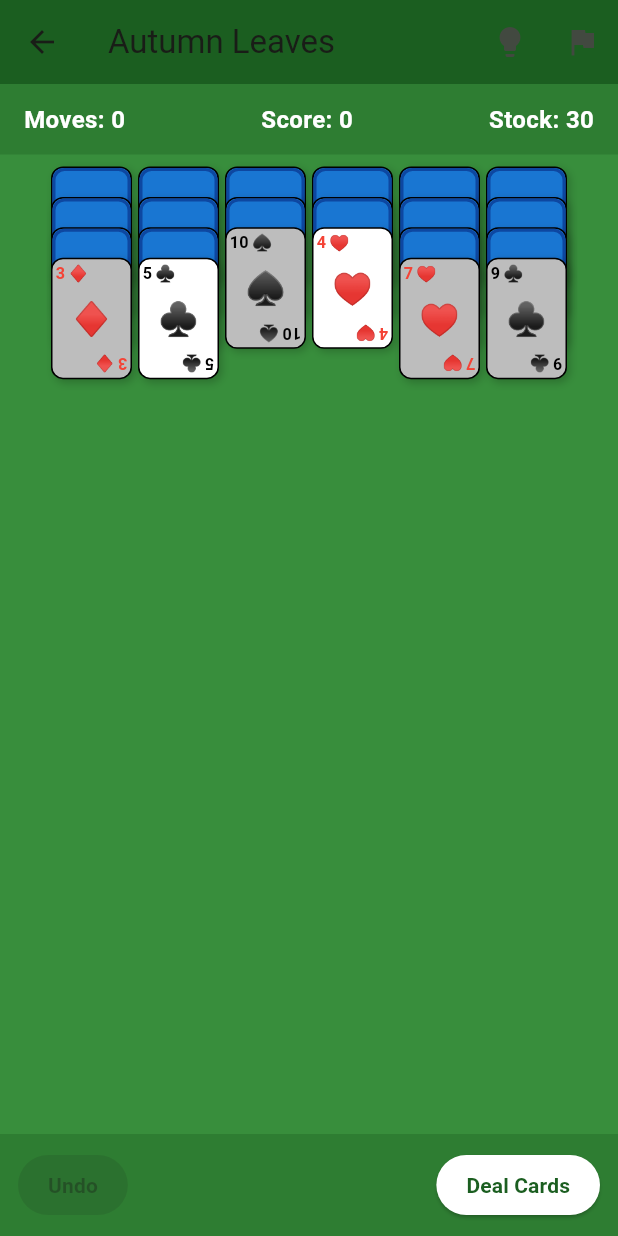
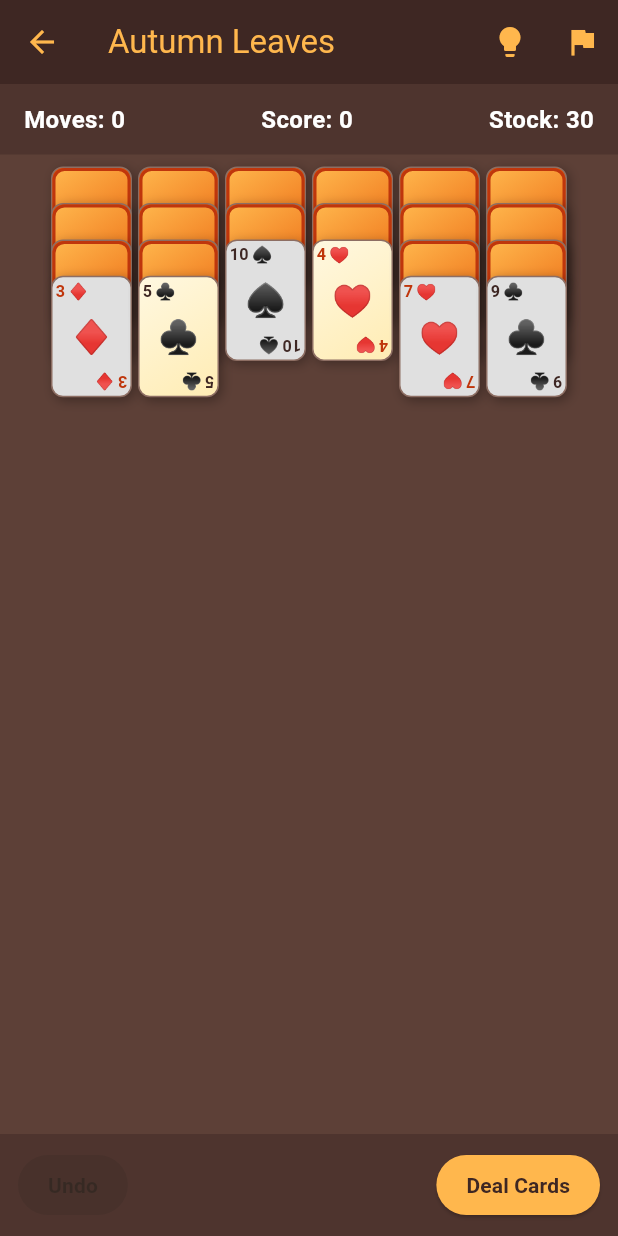
Before and after one commit to BryanFriestad/autumn-leaves, a Flutter app: the screen it shows after launch, after a tap on "New Game", on a phone screen of 412 x 824 dp. Run offline on Flutter 3.47's test engine with Material 3 defaults, Android fonts, the light colour scheme and no system bars; our stand-ins replace shared_preferences.

Commit message:
Some design changes. Committing to fix a bug, but I'm not totally in love with it yet.

```diff
--- a/lib/screens/game_screen.dart
+++ b/lib/screens/game_screen.dart
@@ -18,10 +18,14 @@ class _GameScreenState extends State<GameScreen> {
   @override
   Widget build(BuildContext context) {
     return Scaffold(
-      backgroundColor: Colors.green[700],
+      backgroundColor: const Color(0xFF5D4037),
       appBar: AppBar(
-        title: const Text('Autumn Leaves'),
-        backgroundColor: Colors.green[900],
+        title: const Text(
+          'Autumn Leaves',
+          style: TextStyle(color: Color(0xFFFFB74D)),
+        ),
+        backgroundColor: const Color(0xFF3E2723),
+        iconTheme: const IconThemeData(color: Color(0xFFFFB74D)),
         leading: IconButton(
           icon: const Icon(Icons.arrow_back),
           onPressed: () async {
@@ -38,6 +42,7 @@ class _GameScreenState extends State<GameScreen> {
         actions: [
           IconButton(
             icon: const Icon(Icons.lightbulb),
+            color: const Color(0xFFFFB74D),
             onPressed: () {
               context.read<GameController>().toggleMoveHints();
             },
@@ -45,6 +50,7 @@ class _GameScreenState extends State<GameScreen> {
           ),
           IconButton(
             icon: const Icon(Icons.flag),
+            color: const Color(0xFFFFB74D),
             onPressed: () async {
               final confirmed = await _showForfeitDialog(context);
               if (confirmed == true && context.mounted) {
@@ -79,7 +85,7 @@ class _GameScreenState extends State<GameScreen> {
   Widget _buildTopBar(GameController controller) {
     return Container(
       padding: const EdgeInsets.symmetric(horizontal: 16, vertical: 12),
-      color: Colors.green[800],
+      color: const Color(0xFF4E342E),
       child: Row(
         mainAxisAlignment: MainAxisAlignment.spaceBetween,
         children: [
@@ -122,7 +128,7 @@ class _GameScreenState extends State<GameScreen> {
         final columnWidth = (availableWidth / 6).clamp(40.0, 80.0);
         final cardWidth = columnWidth - 4; // Account for 2px padding on each side
         final cardHeight = cardWidth * 1.5;
-        final cardSpacing = cardHeight * 0.25;
+        final cardSpacing = cardHeight * 0.3;
 
         final dimmedCards = _calculateDimmedCards(controller);
 
@@ -214,7 +220,7 @@ class _GameScreenState extends State<GameScreen> {
   Widget _buildBottomBar(GameController controller) {
     return Container(
       padding: const EdgeInsets.symmetric(horizontal: 12, vertical: 10),
-      color: Colors.green[800],
+      color: const Color(0xFF4E342E),
       child: Row(
         mainAxisAlignment: MainAxisAlignment.spaceBetween,
         children: [
@@ -226,8 +232,8 @@ class _GameScreenState extends State<GameScreen> {
                   }
                 : null,
             style: ElevatedButton.styleFrom(
-              backgroundColor: Colors.white,
-              foregroundColor: Colors.green[900],
+              backgroundColor: const Color(0xFFFFB74D),
+              foregroundColor: const Color(0xFF3E2723),
               padding: const EdgeInsets.symmetric(
                 horizontal: 20,
                 vertical: 10,
@@ -246,8 +252,8 @@ class _GameScreenState extends State<GameScreen> {
                   }
                 : null,
             style: ElevatedButton.styleFrom(
-              backgroundColor: Colors.white,
-              foregroundColor: Colors.green[900],
+              backgroundColor: const Color(0xFFFFB74D),
+              foregroundColor: const Color(0xFF3E2723),
               padding: const EdgeInsets.symmetric(
                 horizontal: 20,
                 vertical: 10,
@@ -268,8 +274,9 @@ class _GameScreenState extends State<GameScreen> {
       child: Container(
         padding: const EdgeInsets.all(32),
         decoration: BoxDecoration(
-          color: Colors.white,
+          color: const Color(0xFFFFF8E1),
           borderRadius: BorderRadius.circular(16),
+          border: Border.all(color: const Color(0xFFFFB74D), width: 3),
         ),
         child: Column(
           mainAxisSize: MainAxisSize.min,
@@ -279,7 +286,7 @@ class _GameScreenState extends State<GameScreen> {
               style: TextStyle(
                 fontSize: 48,
                 fontWeight: FontWeight.bold,
-                color: Colors.green,
+                color: Color(0xFFE65100),
               ),
             ),
             const SizedBox(height: 16),
@@ -294,7 +301,7 @@ class _GameScreenState extends State<GameScreen> {
                 _clearSelection();
               },
               style: ElevatedButton.styleFrom(
-                backgroundColor: Colors.green[700],
+                backgroundColor: const Color(0xFFE65100),
                 foregroundColor: Colors.white,
                 padding: const EdgeInsets.symmetric(
                   horizontal: 32,
@@ -372,16 +379,29 @@ class _GameScreenState extends State<GameScreen> {
     return showDialog<bool>(
       context: context,
       builder: (context) => AlertDialog(
-        title: const Text('Forfeit Game?'),
-        content: const Text('Are you sure you want to forfeit this game?'),
+        backgroundColor: const Color(0xFFFFF8E1),
+        title: const Text(
+          'Forfeit Game?',
+          style: TextStyle(color: Color(0xFFE65100)),
+        ),
+        content: const Text(
+          'Are you sure you want to forfeit this game?',
+          style: TextStyle(color: Color(0xFF3E2723)),
+        ),
         actions: [
           TextButton(
             onPressed: () => Navigator.pop(context, false),
-            child: const Text('Cancel'),
+            child: const Text(
+              'Cancel',
+              style: TextStyle(color: Color(0xFFE65100)),
+            ),
           ),
           TextButton(
             onPressed: () => Navigator.pop(context, true),
-            child: const Text('Forfeit'),
+            child: const Text(
+              'Forfeit',
+              style: TextStyle(color: Color(0xFFE65100)),
+            ),
           ),
         ],
       ),
--- a/lib/screens/landing_screen.dart
+++ b/lib/screens/landing_screen.dart
@@ -12,13 +12,13 @@ class LandingScreen extends StatelessWidget {
   @override
   Widget build(BuildContext context) {
     return Scaffold(
-      backgroundColor: Colors.green[700],
+      backgroundColor: const Color(0xFF5D4037),
       body: Consumer<GameController>(
         builder: (context, controller, child) {
           if (!controller.isInitialized) {
             return const Center(
               child: CircularProgressIndicator(
-                valueColor: AlwaysStoppedAnimation<Color>(Colors.white),
+                valueColor: AlwaysStoppedAnimation<Color>(Color(0xFFFFB74D)),
               ),
             );
           }
@@ -32,7 +32,7 @@ class LandingScreen extends StatelessWidget {
                   style: TextStyle(
                     fontSize: 48,
                     fontWeight: FontWeight.bold,
-                    color: Colors.white,
+                    color: Color(0xFFFFB74D),
                   ),
                 ),
                 const SizedBox(height: 16),
@@ -40,7 +40,7 @@ class LandingScreen extends StatelessWidget {
                   'Solitaire',
                   style: TextStyle(
                     fontSize: 32,
-                    color: Colors.white70,
+                    color: Color(0xFFFFCC80),
                   ),
                 ),
                 const SizedBox(height: 64),
@@ -124,16 +124,29 @@ class LandingScreen extends StatelessWidget {
     return showDialog<bool>(
       context: context,
       builder: (context) => AlertDialog(
-        title: const Text('Forfeit Game?'),
-        content: const Text('You have an in-progress game. Starting a new game will forfeit it. Continue?'),
+        backgroundColor: const Color(0xFFFFF8E1),
+        title: const Text(
+          'Forfeit Game?',
+          style: TextStyle(color: Color(0xFFE65100)),
+        ),
+        content: const Text(
+          'You have an in-progress game. Starting a new game will forfeit it. Continue?',
+          style: TextStyle(color: Color(0xFF3E2723)),
+        ),
         actions: [
           TextButton(
             onPressed: () => Navigator.pop(context, false),
-            child: const Text('Cancel'),
+            child: const Text(
+              'Cancel',
+              style: TextStyle(color: Color(0xFFE65100)),
+            ),
           ),
           TextButton(
             onPressed: () => Navigator.pop(context, true),
-            child: const Text('Forfeit & Start'),
+            child: const Text(
+              'Forfeit & Start',
+              style: TextStyle(color: Color(0xFFE65100)),
+            ),
           ),
         ],
       ),
@@ -152,8 +165,8 @@ class LandingScreen extends StatelessWidget {
       child: ElevatedButton(
         onPressed: onPressed,
         style: ElevatedButton.styleFrom(
-          backgroundColor: Colors.white,
-          foregroundColor: Colors.green[900],
+          backgroundColor: const Color(0xFFFFB74D),
+          foregroundColor: const Color(0xFF3E2723),
           elevation: 4,
           shape: RoundedRectangleBorder(
             borderRadius: BorderRadius.circular(12),
--- a/lib/widgets/card_widget.dart
+++ b/lib/widgets/card_widget.dart
@@ -22,8 +22,10 @@ class CardWidget extends StatelessWidget {
   @override
   Widget build(BuildContext context) {
     final cardColor = card.faceUp
-        ? (isDimmed ? Colors.grey[400] : Colors.white)
-        : Colors.blue[700];
+        ? (isDimmed ? const Color(0xFFE0E0E0) : const Color(0xFFFFF8E1))
+        : const Color(0xFFE65100);
+
+    final hasGradient = card.faceUp && !isDimmed;
 
     return GestureDetector(
       onTap: onTap,
@@ -31,16 +33,23 @@ class CardWidget extends StatelessWidget {
         width: width,
         height: height,
         decoration: BoxDecoration(
-          color: cardColor,
+          color: hasGradient ? null : cardColor,
           borderRadius: BorderRadius.circular(8),
           border: Border.all(
-            color: isSelected ? Colors.yellow : Colors.black,
+            color: isSelected ? const Color(0xFFFF6F00) : const Color(0xFF8D6E63),
             width: isSelected ? 3 : 1,
           ),
+          gradient: hasGradient
+              ? const LinearGradient(
+                  begin: Alignment.topLeft,
+                  end: Alignment.bottomRight,
+                  colors: [Color(0xFFFFF8E1), Color(0xFFFFECB3)],
+                )
+              : null,
           boxShadow: [
             BoxShadow(
-              color: Colors.black.withOpacity(0.2),
-              blurRadius: 4,
+              color: Colors.black.withOpacity(0.3),
+              blurRadius: 6,
               offset: const Offset(2, 2),
             ),
           ],
@@ -53,7 +62,7 @@ class CardWidget extends StatelessWidget {
   }
 
   Widget _buildFaceUpCard() {
-    final textColor = card.isRed() ? Colors.red : Colors.black;
+    final textColor = card.isRed() ? const Color(0xFFBF360C) : const Color(0xFF3E2723);
 
     return Padding(
       padding: const EdgeInsets.all(2),
@@ -123,15 +132,30 @@ class CardWidget extends StatelessWidget {
   Widget _buildFaceDownCard() {
     return Container(
       decoration: BoxDecoration(
-        color: Colors.blue[700],
         borderRadius: BorderRadius.circular(8),
-        border: Border.all(color: Colors.blue[900]!, width: 2),
+        border: Border.all(color: const Color(0xFFBF360C), width: 2),
+        gradient: const LinearGradient(
+          begin: Alignment.topLeft,
+          end: Alignment.bottomRight,
+          colors: [Color(0xFFFFB74D), Color(0xFFE65100)],
+        ),
       ),
       child: Center(
-        child: Icon(
-          Icons.pattern,
-          color: Colors.blue[400],
-          size: width * 0.4,
+        child: Column(
+          mainAxisAlignment: MainAxisAlignment.center,
+          children: [
+            Icon(
+              Icons.eco,
+              color: const Color(0xFFFFF8E1),
+              size: width * 0.35,
+            ),
+            SizedBox(height: width * 0.05),
+            Icon(
+              Icons.eco,
+              color: const Color(0xFFFFF8E1).withOpacity(0.6),
+              size: width * 0.25,
+            ),
+          ],
         ),
       ),
     );
```
Also changed, not shown: lib/screens/how_to_play_screen.dart (+11 -6 lines), lib/screens/stats_screen.dart (+67 -29 lines), lib/widgets/pile_widget.dart (+6 -2 lines).
